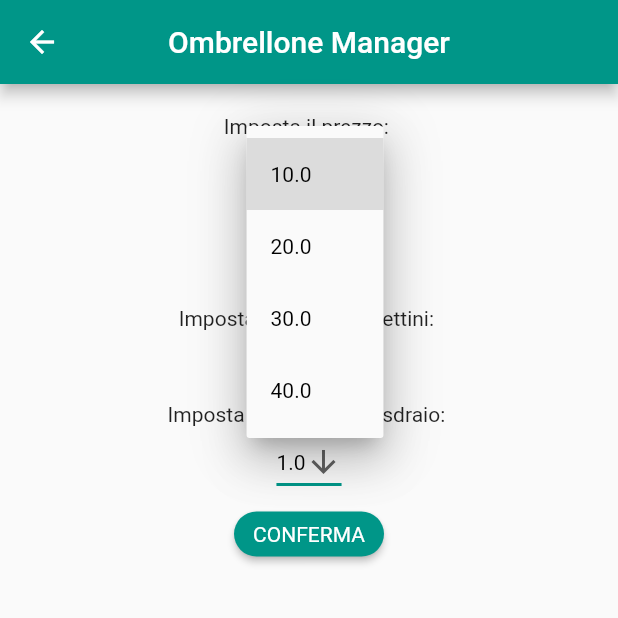
After one commit to AntonioTubaldi/Casotto-IdS, a Flutter app: the SceltaSpecificheOmbView screen opened by its route, after a tap on an icon or button, on a phone screen of 412 x 824 dp, the top half of it. The commit adds this screen. Run offline on Flutter 3.47's test engine with Material 2 defaults, Android fonts, the phone set to English and light mode, and no system bars; our stand-ins replace flutter_dotenv, loading_animation_widget, table_calendar; missing offline and left inert: dart:ffi, dart:html; network calls fail.

Commit message:
Aggiungi ed Elimina Ombrellone

```diff
--- /dev/null
+++ b/FrontEnd/Casotto/lib/arguments/AddOmbrelloneViewArgs.dart
@@ -0,0 +1,14 @@
+class AddOmbrelloneViewArgs {
+  late double prezzo;
+  late int posizione;
+  late double prezzoLettini;
+  late double prezzoSdraio;
+
+  AddOmbrelloneViewArgs(
+      double prezzo, int posizione, double prezzoLettini, double prezzoSdraio) {
+    this.prezzo = prezzo;
+    this.posizione = posizione;
+    this.prezzoLettini = prezzoLettini;
+    this.prezzoSdraio = prezzoSdraio;
+  }
+}
--- /dev/null
+++ b/FrontEnd/Casotto/lib/arguments/OmbrelloneStringArg.dart
@@ -0,0 +1,7 @@
+class OmbrelloneStringArg {
+  late String idOmbrellone;
+
+  OmbrelloneStringArg(String idOmbrellone) {
+    this.idOmbrellone = idOmbrellone;
+  }
+}
--- a/FrontEnd/Casotto/lib/main.dart
+++ b/FrontEnd/Casotto/lib/main.dart
@@ -1,6 +1,9 @@
+import 'package:casotto/arguments/AddOmbrelloneViewArgs.dart';
 import 'package:casotto/arguments/AddPrenotazioneViewArgs.dart';
+import 'package:casotto/arguments/OmbrelloneStringArg.dart';
 import 'package:casotto/arguments/RiepilogoPrenotazioneViewArgs.dart';
 import 'package:casotto/arguments/SingleOmbrelloneViewArgs.dart';
+import 'package:casotto/models/Ombrellone.dart';
 import 'package:casotto/views/AllOmbrelloni.dart';
 import 'package:casotto/views/AllPrenotazioni.dart';
 import 'package:casotto/views/Calendar.dart';
@@ -8,9 +11,12 @@ import 'package:casotto/views/HomePage.dart';
 import 'package:casotto/views/PrenotazioneConfermata.dart';
 import 'package:casotto/views/PrenotazioneEliminata.dart';
 import 'package:casotto/views/RiepilogoPrenotazione.dart';
+import 'package:casotto/views/RimuoviOmbrellone.dart';
 import 'package:casotto/views/SceltaLettini.dart';
+import 'package:casotto/views/SceltaSpecificheOmb.dart';
 import 'package:casotto/views/SingleOmbrellone.dart';
 import 'package:casotto/views/SinglePrenotazione.dart';
+import 'package:casotto/views/addOmbrellone.dart';
 import 'package:flutter/material.dart';
 import 'package:flutter_dotenv/flutter_dotenv.dart';
 import 'arguments/AllPrenotazioniViewArgs.dart';
@@ -155,6 +161,36 @@ class MyApp extends StatelessWidget {
               );
             }
             break;
+          case AddOmbrelloneView.routeName:
+            if (argomenti is AddOmbrelloneViewArgs) {
+              return MaterialPageRoute(
+                  settings:
+                      const RouteSettings(name: AddOmbrelloneView.routeName),
+                  builder: (_) => AddOmbrelloneView(
+                      prezzo: argomenti.prezzo,
+                      posizione: argomenti.posizione,
+                      prezzoLettini: argomenti.prezzoLettini,
+                      prezzoSdraio: argomenti.prezzoSdraio));
+            }
+            break;
+          case SceltaSpecificheOmbView.routeName:
+            return MaterialPageRoute(
+              builder: (_) => SceltaSpecificheOmbView(),
+              settings:
+                  const RouteSettings(name: SceltaSpecificheOmbView.routeName),
+            );
+            break;
+
+          case RimuoviOmbrelloneView.routeName:
+            if (argomenti is OmbrelloneStringArg) {
+              return MaterialPageRoute(
+                settings:
+                    const RouteSettings(name: RimuoviOmbrelloneView.routeName),
+                builder: (_) =>
+                    RimuoviOmbrelloneView(idOmbrellone: argomenti.idOmbrellone),
+              );
+            }
+            break;
         }
       },
       initialRoute: HomePage.routeName,
--- /dev/null
+++ b/FrontEnd/Casotto/lib/views/SceltaSpecificheOmb.dart
@@ -0,0 +1,151 @@
+import 'package:casotto/views/addOmbrellone.dart';
+import 'package:flutter/material.dart';
+
+import '../arguments/AddOmbrelloneViewArgs.dart';
+
+class SceltaSpecificheOmbView extends StatefulWidget {
+  const SceltaSpecificheOmbView({Key? key}) : super(key: key);
+
+  static const String routeName = "SceltaSpecificheOmb";
+
+  @override
+  State<SceltaSpecificheOmbView> createState() =>
+      _SceltaSpecificheOmbViewState();
+}
+
+class _SceltaSpecificheOmbViewState extends State<SceltaSpecificheOmbView> {
+  double prezzo = 10;
+  int posizione = 1;
+  double prezzoLettini = 1;
+  double prezzoSdraio = 1;
+  @override
+  Widget build(BuildContext context) {
+    return Scaffold(
+      appBar: AppBar(
+          backgroundColor: Colors.teal,
+          centerTitle: true,
+          title: const Text("Ombrellone Manager")),
+      body: Container(
+        width: double.infinity,
+        alignment: Alignment.topCenter,
+        padding: const EdgeInsets.all(20),
+        child: Column(
+          children: [
+            Text("Imposta il prezzo: "),
+            DropdownButton<double>(
+              value: prezzo,
+              icon: const Icon(Icons.arrow_downward),
+              elevation: 16,
+              style: const TextStyle(color: Colors.black),
+              underline: Container(
+                height: 2,
+                color: Colors.teal,
+              ),
+              onChanged: (double? newValue) {
+                setState(() {
+                  prezzo = newValue!;
+                });
+              },
+              items: <double>[10, 20, 30, 40]
+                  .map<DropdownMenuItem<double>>((double value) {
+                return DropdownMenuItem<double>(
+                  value: value,
+                  child: Text(value.toString()),
+                );
+              }).toList(),
+            ),
+            Text("Scegli la fila: "),
+            DropdownButton<int>(
+              value: posizione,
+              icon: const Icon(Icons.arrow_downward),
+              elevation: 16,
+              style: const TextStyle(color: Colors.black),
+              underline: Container(
+                height: 2,
+                color: Colors.teal,
+              ),
+              onChanged: (int? newValue) {
+                setState(() {
+                  posizione = newValue!;
+                });
+              },
+              items: <int>[1, 2, 3, 4].map<DropdownMenuItem<int>>((int value) {
+                return DropdownMenuItem<int>(
+                  value: value,
+                  child: Text(value.toString()),
+                );
+              }).toList(),
+            ),
+            Text("Imposta il prezzo dei lettini: "),
+            DropdownButton<double>(
+              value: prezzoLettini,
+              icon: const Icon(Icons.arrow_downward),
+              elevation: 16,
+              style: const TextStyle(color: Colors.black),
+              underline: Container(
+                height: 2,
+                color: Colors.teal,
+              ),
+              onChanged: (double? newValue) {
+                setState(() {
+                  prezzoLettini = newValue!;
+                });
+              },
+              items: <double>[1, 2, 2.5, 3]
+                  .map<DropdownMenuItem<double>>((double value) {
+                return DropdownMenuItem<double>(
+                  value: value,
+                  child: Text(value.toString()),
+                );
+              }).toList(),
+            ),
+            Text("Imposta il prezzo delle sdraio: "),
+            DropdownButton<double>(
+              value: prezzoSdraio,
+              icon: const Icon(Icons.arrow_downward),
+              elevation: 16,
+              style: const TextStyle(color: Colors.black),
+              underline: Container(
+                height: 2,
+                color: Colors.teal,
+              ),
+              onChanged: (double? newValue) {
+                setState(() {
+                  prezzoSdraio = newValue!;
+                });
+              },
+              items: <double>[1, 1.5, 2, 2.5]
+                  .map<DropdownMenuItem<double>>((double value) {
+                return DropdownMenuItem<double>(
+                  value: value,
+                  child: Text(value.toString()),
+                );
+              }).toList(),
+            ),
+            RawMaterialButton(
+              padding:
+                  const EdgeInsets.symmetric(horizontal: 2.0, vertical: 5.0),
+              constraints: BoxConstraints.expand(width: 100, height: 30),
+              fillColor: Colors.teal,
+              shape: RoundedRectangleBorder(
+                borderRadius: BorderRadius.circular(50.0),
+              ),
+              onPressed: () {
+                Navigator.pushNamed(
+                  context,
+                  AddOmbrelloneView.routeName,
+                  arguments: AddOmbrelloneViewArgs(
+                      prezzo, posizione, prezzoLettini, prezzoSdraio),
+                );
+              },
+              child: Text(
+                "CONFERMA",
+                style: TextStyle(color: Colors.white),
+              ),
+            ),
+          ],
+        ),
+      ),
+    );
+  }
+}
```
Also changed, not shown: FrontEnd/Casotto/lib/services/OmbrelloneService.dart (+17 -31 lines), FrontEnd/Casotto/lib/services/PrenotazioneService.dart (+3 -13 lines), FrontEnd/Casotto/lib/views/AllOmbrelloni.dart (+26 -2 lines), FrontEnd/Casotto/lib/views/RimuoviOmbrellone.dart (added, +60 -0 lines), FrontEnd/Casotto/lib/views/SingleOmbrellone.dart (+21 -1 lines), FrontEnd/Casotto/lib/views/addOmbrellone.dart (+31 -24 lines), 8 other files.
